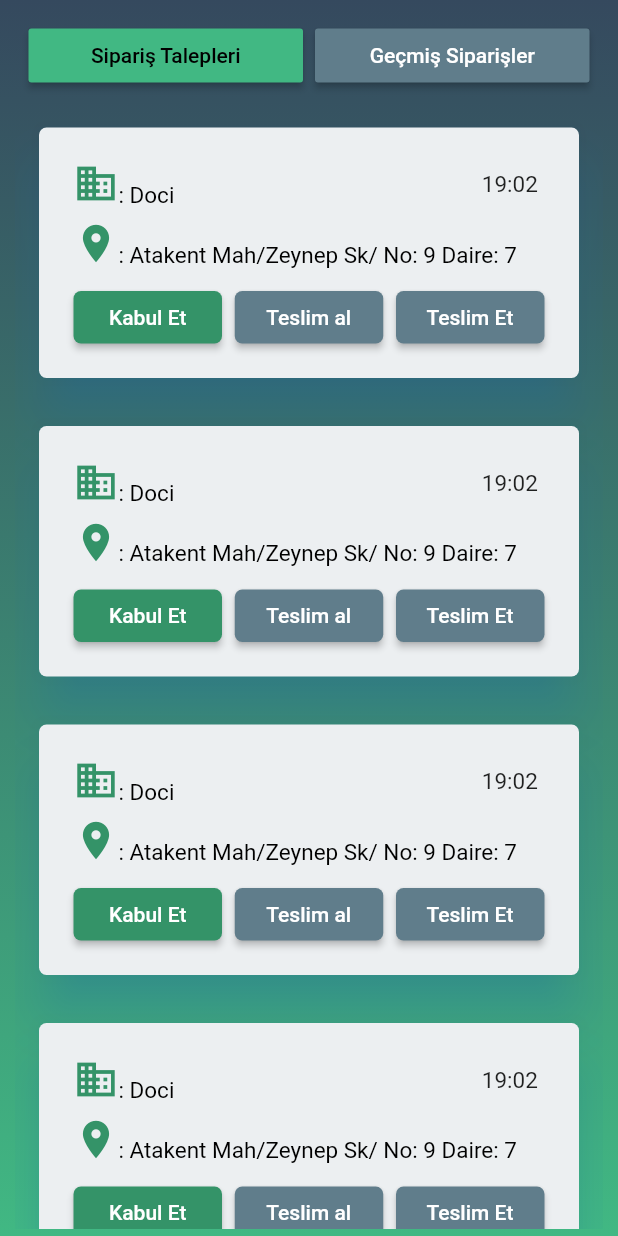
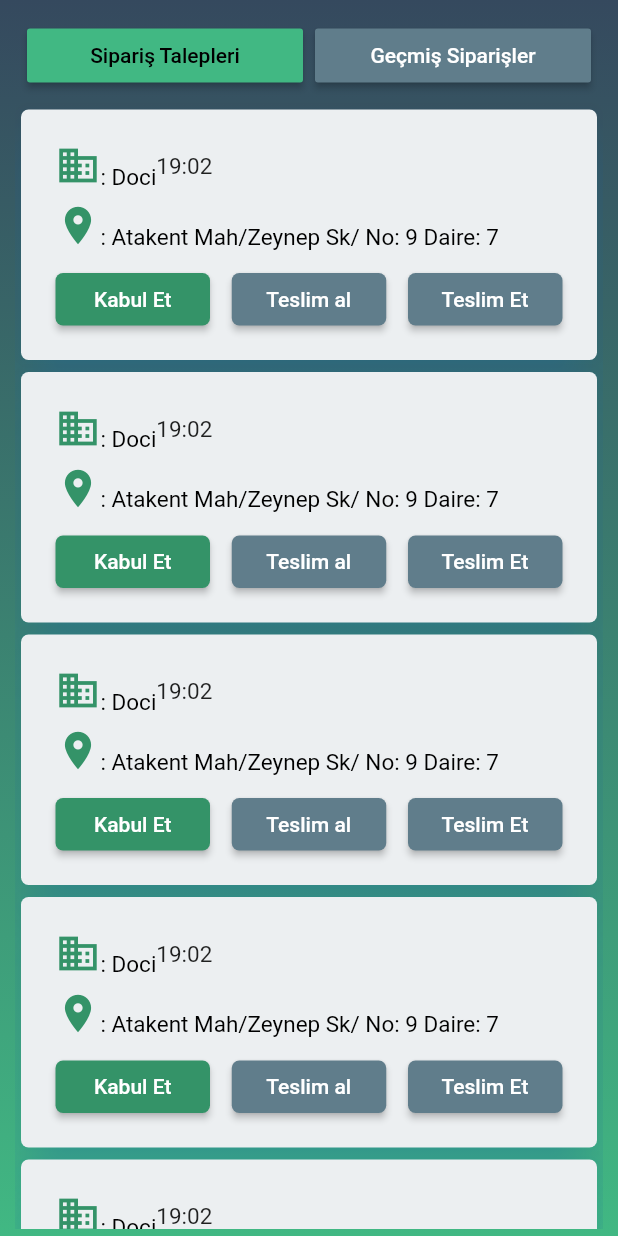
Before and after one commit to GorkemOzgur/delivery_app, a Flutter app: the screen it shows after launch, on a phone screen of 412 x 824 dp. Run offline on Flutter 3.47's test engine with Material 2 defaults, Android fonts, the phone set to English and light mode, and no system bars.

Commit message:
Farklı telefon ekranlarına göre optimize edildi.

```diff
--- a/lib/page/DriverHomePage.dart
+++ b/lib/page/DriverHomePage.dart
@@ -114,7 +114,7 @@ class _DriverHomePageState extends State<DriverHomePage> {
           padding: EdgeInsets.symmetric(horizontal: 10, vertical: 5),
           child: ListView(
              children: <Widget>[
-               _buildOrderOrHistory(),
+               _buildOrderOrHistory(context),
                ListView(
                  shrinkWrap: true,
                  scrollDirection: Axis.vertical,
@@ -144,13 +144,26 @@ class _DriverHomePageState extends State<DriverHomePage> {
     );
   }
 }
-_buildOrderOrHistory() {
-  return Center(
+_buildOrderOrHistory(BuildContext context) {
+  return Container(
+
+    child: Column(
+
+      mainAxisAlignment: MainAxisAlignment.spaceBetween,
+
+      children: <Widget>[
+        SizedBox(
+          width: MediaQuery.of(context).size.width,
+
           child: ButtonBar(
+
             mainAxisSize: MainAxisSize.min,
             children: <Widget>[
-        MaterialButton(
-          minWidth: 183,
+              SizedBox(
+                width: (MediaQuery.of(context).size.width/2)-22,
+
+                child: MaterialButton(
+
                   color: Color(0xff41B883),
                   child: Text(
                     'Sipariş Talepleri',
@@ -160,8 +173,12 @@ _buildOrderOrHistory() {
 
                   },
                 ),
-        MaterialButton(
-          minWidth: 183,
+              ),
+              SizedBox(
+
+                width: (MediaQuery.of(context).size.width/2)-22,
+                child: MaterialButton(
+
 
                   child: Text(
                     'Geçmiş Siparişler',
@@ -172,13 +189,17 @@ _buildOrderOrHistory() {
 
                   },
                 ),
+              ),
+            ],
+          ),
+        ),
       ],
     ),
   );
 }
 DriverFood(BuildContext context){
   return Padding(
-    padding: const EdgeInsets.all(16.0),
+    padding: const EdgeInsets.all(4.0),
     child: Container(
       width: MediaQuery.of(context).size.width,
       child:  Material(
@@ -216,9 +237,7 @@ DriverFood(BuildContext context){
                                      ]
                                   )
                                 ),
-SizedBox(
-  width: 205,
-),
+
                                     Container(
 
                                       child: Text('19:02',
@@ -261,7 +280,7 @@ SizedBox(
                               children: <Widget>[
                                 SizedBox(
                                   height: 35,
-                                  width: 99,
+                                  width: MediaQuery.of(context).size.width/4,
                                   child: MaterialButton(
                                     onPressed:() {print("some");},
                                     child: Text(
@@ -281,7 +300,7 @@ SizedBox(
 
                                 SizedBox(
                                   height: 35,
-                                  width: 99,
+                                  width: MediaQuery.of(context).size.width/4,
                                   child: MaterialButton(
                                     onPressed:() {print("some");},
                                     child: Text(
@@ -298,7 +317,7 @@ SizedBox(
                                 ),
                                 SizedBox(
                                   height: 35,
-                                  width: 99,
+                                  width: MediaQuery.of(context).size.width/4,
                                   child: MaterialButton(
                                     onPressed:() {print("some");},
                                     child: Text(
```
Lines whose indentation alone changed are shown as unchanged.
